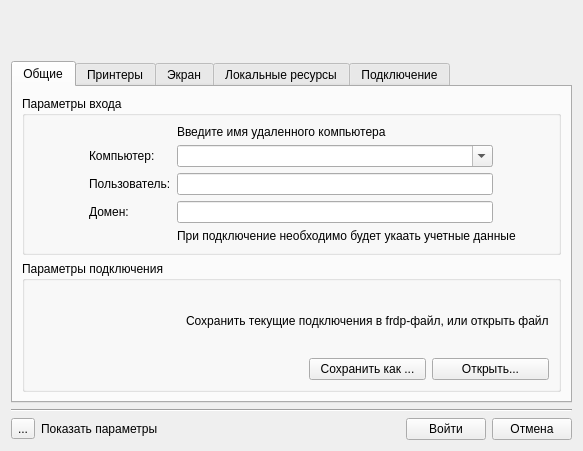
The window that resource/tools.ui (sergkrasn/freerdpGUI) describes before a commit, drawn with Qt 5.
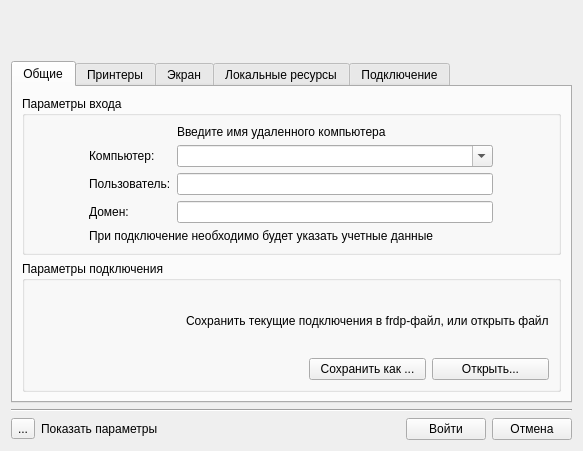
The same window after the commit.

Commit message: Fixed an error saving parameters to the frdp file

What changed in the file:
```diff
--- a/resource/tools.ui
+++ b/resource/tools.ui
@@ -121,13 +121,6 @@
               </property>
              </widget>
             </item>
-            <item row="5" column="2" colspan="2">
-             <widget class="QLabel" name="label_10">
-              <property name="text">
-               <string>При подключение необходимо будет укаать учетные данные</string>
-              </property>
-             </widget>
-            </item>
             <item row="3" column="0">
              <spacer name="horizontalSpacer_6">
               <property name="orientation">
@@ -187,6 +180,13 @@
             <item row="4" column="2">
              <widget class="QLineEdit" name="domain"/>
             </item>
+            <item row="5" column="1" colspan="3">
+             <widget class="QLabel" name="label_10">
+              <property name="text">
+               <string>При подключение необходимо будет указать учетные данные</string>
+              </property>
+             </widget>
+            </item>
            </layout>
           </widget>
          </item>
```
The commit also changes 1 other file.
